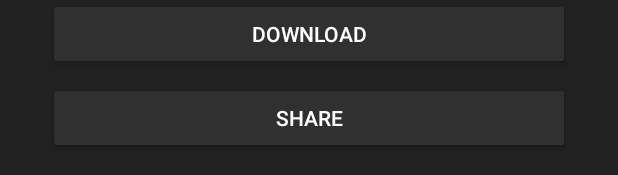
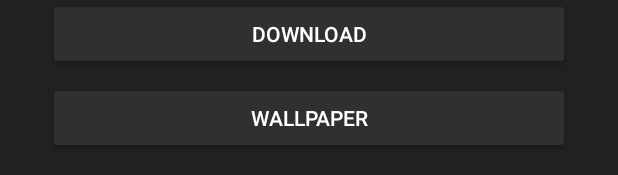
Before and after one commit to dwieners/Luna, an Android app: the layout activity_unsplash_detail.xml on its own in the app's theme, with its tools: preview values and no code run, on a phone screen of 412 x 824 dp. Shown: the part 1058-1233 px from the top of the screen. Run offline under Robolectric (Android 15) with nearby library versions, the phone set to English and light mode, and no system bars.

Commit message:
Add wallpaper feature

```diff
--- a/app/src/main/AndroidManifest.xml
+++ b/app/src/main/AndroidManifest.xml
@@ -3,6 +3,7 @@
     package="de.dominikwieners.luna">
 
     <uses-permission android:name="android.permission.INTERNET" />
+    <uses-permission android:name="android.permission.SET_WALLPAPER"/>
 
     <application
         android:name=".di.LunaApplication"
--- a/app/src/main/res/layout/activity_unsplash_detail.xml
+++ b/app/src/main/res/layout/activity_unsplash_detail.xml
@@ -172,7 +172,7 @@
                 app:layout_constraintVertical_bias="1.0">
 
                 <Button
-                    android:id="@+id/unsplash_detail_tv_download"
+                    android:id="@+id/unsplash_detail_bu_download"
                     style="@style/LunaDarkTheme.Button"
                     android:layout_width="0dp"
                     android:layout_height="48dp"
@@ -186,7 +186,7 @@
                     app:layout_constraintTop_toTopOf="parent" />
 
                 <Button
-                    android:id="@+id/unsplash_detail_tv_share"
+                    android:id="@+id/unsplash_detail_bu_wallpaper"
                     style="@style/LunaDarkTheme.Button"
                     android:layout_width="0dp"
                     android:layout_height="48dp"
@@ -194,12 +194,14 @@
                     android:layout_marginStart="32dp"
                     android:layout_marginTop="8dp"
                     android:layout_marginBottom="16dp"
-                    android:text="Share"
+                    android:text="Wallpaper"
                     app:layout_constraintEnd_toEndOf="parent"
                     app:layout_constraintHorizontal_bias="1.0"
                     app:layout_constraintStart_toStartOf="parent"
-                    app:layout_constraintTop_toBottomOf="@id/unsplash_detail_tv_download"
+                    app:layout_constraintTop_toBottomOf="@id/unsplash_detail_bu_download"
                     app:layout_constraintBottom_toBottomOf="parent"/>
+
+
             </android.support.constraint.ConstraintLayout>
 
         </android.support.constraint.ConstraintLayout>
```
Also changed, not shown: app/src/main/java/de/dominikwieners/luna/view/UnsplashDetailActivity.kt (+38 -3 lines).
